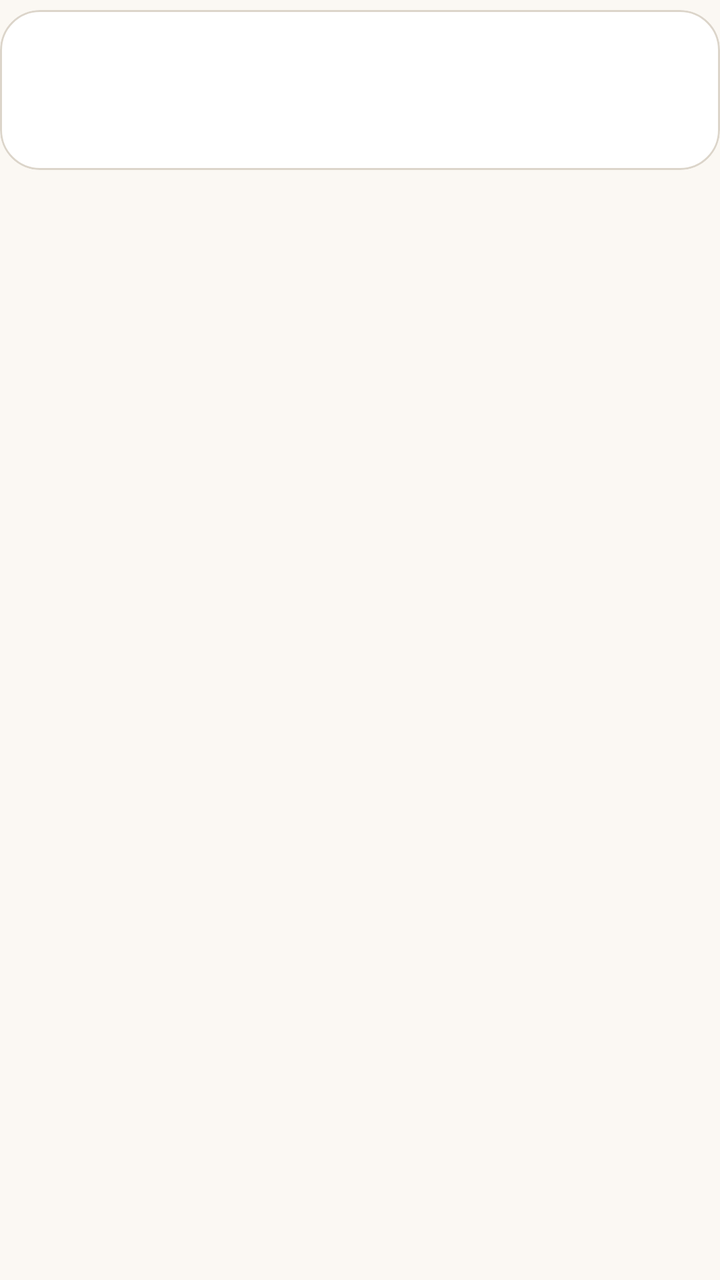
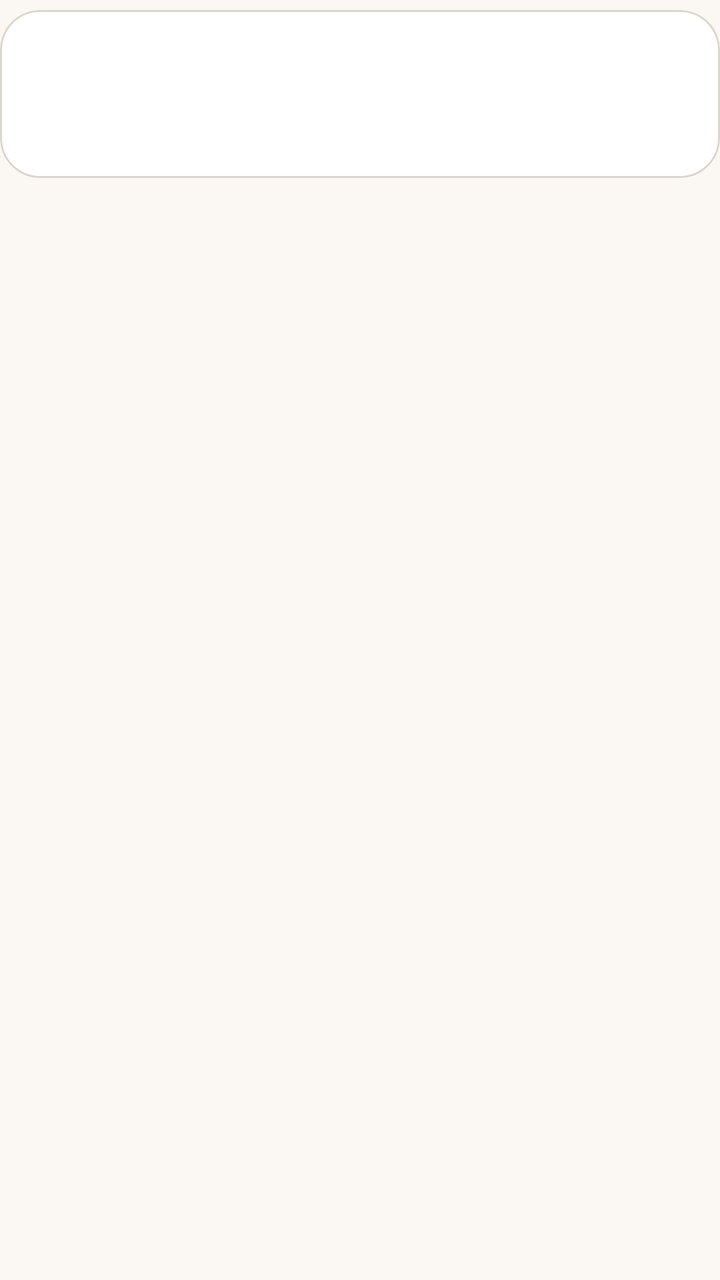

Before-and-after screenshots of an Android layout around one commit, followed by the original layout XML and the change that was made.
<!-- AndroidManifest.xml: application theme Theme.Merks -->
<!-- res/layout/item_entry.xml -->
<?xml version="1.0" encoding="utf-8"?>
<FrameLayout xmlns:android="http://schemas.android.com/apk/res/android"
    xmlns:app="http://schemas.android.com/apk/res-auto"
    android:layout_width="match_parent"
    android:layout_height="wrap_content"
    android:paddingVertical="5dp">

    <com.google.android.material.card.MaterialCardView
        android:id="@+id/card"
        style="@style/Widget.Material3.CardView.Filled"
        android:layout_width="match_parent"
        android:layout_height="wrap_content"
        app:cardBackgroundColor="?attr/colorSurfaceContainerLowest"
        app:cardCornerRadius="20dp"
        app:strokeColor="?attr/colorOutlineVariant"
        app:strokeWidth="1dp">

        <LinearLayout
            android:layout_width="match_parent"
            android:layout_height="wrap_content"
            android:gravity="center_vertical"
            android:minHeight="80dp"
            android:orientation="horizontal"
            android:padding="14dp">

            <ImageView
                android:id="@+id/badge"
                android:layout_width="48dp"
                android:layout_height="48dp"
                android:background="@drawable/badge_bg"
                android:importantForAccessibility="no"
                android:padding="12dp" />

            <LinearLayout
                android:layout_width="0dp"
                android:layout_height="wrap_content"
                android:layout_marginStart="14dp"
                android:layout_weight="1"
                android:orientation="vertical">

                <TextView
                    android:id="@+id/title"
                    android:layout_width="match_parent"
                    android:layout_height="wrap_content"
                    android:ellipsize="end"
                    android:maxLines="2"
                    android:textAppearance="?attr/textAppearanceTitleMedium"
                    android:textColor="?attr/colorOnSurface" />

                <TextView
                    android:id="@+id/sub"
                    android:layout_width="match_parent"
                    android:layout_height="wrap_content"
                    android:layout_marginTop="2dp"
                    android:textAppearance="?attr/textAppearanceBodyMedium"
                    android:textColor="?attr/colorOnSurfaceVariant" />
            </LinearLayout>
        </LinearLayout>
    </com.google.android.material.card.MaterialCardView>
</FrameLayout>
<!-- resources referenced by this layout -->
<resources>
  <!-- drawable badge_bg (drawable) -->
  <?xml version="1.0" encoding="utf-8"?>
  <shape xmlns:android="http://schemas.android.com/apk/res/android"
      android:shape="rectangle">
      <solid android:color="#FFFFFF" />
      <corners android:radius="14dp" />
  </shape>
  <color name="m_primary">#0D7A6F</color>
  <color name="m_on_primary">#FFFFFF</color>
  <color name="m_primary_container">#C6EDE7</color>
  <color name="m_on_primary_container">#00332D</color>
  <color name="m_secondary">#8A5A00</color>
  <color name="m_on_secondary">#FFFFFF</color>
  <color name="m_secondary_container">#FFE2B6</color>
  <color name="m_on_secondary_container">#2C1A00</color>
  <color name="m_background">#FBF8F3</color>
  <color name="m_on_background">#1C1B19</color>
  <color name="m_surface">#FBF8F3</color>
  <color name="m_on_surface">#1C1B19</color>
  <color name="m_surface_variant">#ECE6DC</color>
  <color name="m_on_surface_variant">#55524C</color>
  <color name="m_surface_container_lowest">#FFFFFF</color>
  <color name="m_surface_container_low">#F5F1EA</color>
  <color name="m_surface_container">#F0EBE3</color>
  <color name="m_surface_container_high">#EAE5DC</color>
  <color name="m_surface_container_highest">#E4DED5</color>
  <color name="m_outline">#7E7A72</color>
  <color name="m_outline_variant">#DCD5CA</color>
  <color name="m_error">#B3261E</color>
  <color name="m_on_error">#FFFFFF</color>
  <color name="m_inverse_surface">#31302D</color>
  <color name="m_inverse_on_surface">#F4F0EA</color>
  <color name="m_inverse_primary">#7FD8CB</color>
  <style name="TextAppearance.Merks.BodyLarge" parent="TextAppearance.Material3.BodyLarge">
          <item name="android:fontFamily">@font/nunito</item>
          <item name="fontFamily">@font/nunito</item>
          <item name="android:textSize">18sp</item>
      </style>
  <style name="TextAppearance.Merks.HeadlineMedium" parent="TextAppearance.Material3.HeadlineMedium">
          <item name="android:fontFamily">@font/nunito_extrabold</item>
          <item name="fontFamily">@font/nunito_extrabold</item>
      </style>
  <style name="TextAppearance.Merks.HeadlineSmall" parent="TextAppearance.Material3.HeadlineSmall">
          <item name="android:fontFamily">@font/nunito_extrabold</item>
          <item name="fontFamily">@font/nunito_extrabold</item>
      </style>
  <style name="TextAppearance.Merks.TitleSmall" parent="TextAppearance.Material3.TitleSmall">
          <item name="android:fontFamily">@font/nunito_bold</item>
          <item name="fontFamily">@font/nunito_bold</item>
          <item name="android:textSize">15sp</item>
      </style>
  <style name="TextAppearance.Merks.BodyMedium" parent="TextAppearance.Material3.BodyMedium">
          <item name="android:fontFamily">@font/nunito</item>
          <item name="fontFamily">@font/nunito</item>
          <item name="android:textSize">16sp</item>
      </style>
  <style name="TextAppearance.Merks.BodySmall" parent="TextAppearance.Material3.BodySmall">
          <item name="android:fontFamily">@font/nunito</item>
          <item name="fontFamily">@font/nunito</item>
          <item name="android:textSize">14sp</item>
      </style>
  <style name="TextAppearance.Merks.LabelLarge" parent="TextAppearance.Material3.LabelLarge">
          <item name="android:fontFamily">@font/nunito_bold</item>
          <item name="fontFamily">@font/nunito_bold</item>
          <item name="android:textSize">17sp</item>
      </style>
  <style name="TextAppearance.Merks.LabelMedium" parent="TextAppearance.Material3.LabelMedium">
          <item name="android:fontFamily">@font/nunito_semibold</item>
          <item name="fontFamily">@font/nunito_semibold</item>
      </style>
  <style name="TextAppearance.Merks.LabelSmall" parent="TextAppearance.Material3.LabelSmall">
          <item name="android:fontFamily">@font/nunito_semibold</item>
          <item name="fontFamily">@font/nunito_semibold</item>
      </style>
  <!-- unchanged entries left out for length: 3 -->
</resources>

<!-- the commit's change to res/layout/item_entry.xml (unified diff, before → after) -->
@@ -18,18 +18,59 @@
         <LinearLayout
             android:layout_width="match_parent"
             android:layout_height="wrap_content"
+            android:baselineAligned="false"
             android:gravity="center_vertical"
             android:minHeight="80dp"
             android:orientation="horizontal"
             android:padding="14dp">
 
-            <ImageView
+            
+            <FrameLayout
                 android:id="@+id/badge"
-                android:layout_width="48dp"
-                android:layout_height="48dp"
+                android:layout_width="wrap_content"
+                android:layout_height="wrap_content"
                 android:background="@drawable/badge_bg"
-                android:importantForAccessibility="no"
-                android:padding="12dp" />
+                android:importantForAccessibility="noHideDescendants"
+                android:minWidth="56dp"
+                android:minHeight="56dp">
+
+                <ImageView
+                    android:id="@+id/badge_icon"
+                    android:layout_width="26dp"
+                    android:layout_height="26dp"
+                    android:layout_gravity="center"
+                    android:importantForAccessibility="no" />
+
+                <LinearLayout
+                    android:id="@+id/badge_date"
+                    android:layout_width="wrap_content"
+                    android:layout_height="wrap_content"
+                    android:layout_gravity="center"
+                    android:gravity="center_horizontal"
+                    android:orientation="vertical"
+                    android:paddingHorizontal="8dp"
+                    android:paddingVertical="5dp"
+                    android:visibility="gone">
+
+                    <TextView
+                        android:id="@+id/badge_day"
+                        android:layout_width="wrap_content"
+                        android:layout_height="wrap_content"
+                        android:fontFamily="@font/nunito_extrabold"
+                        android:includeFontPadding="false"
+                        android:maxLines="1"
+                        android:textSize="22sp" />
+
+                    <TextView
+                        android:id="@+id/badge_month"
+                        android:layout_width="wrap_content"
+                        android:layout_height="wrap_content"
+                        android:fontFamily="@font/nunito_bold"
+                        android:includeFontPadding="false"
+                        android:maxLines="1"
+                        android:textSize="13sp" />
+                </LinearLayout>
+            </FrameLayout>
 
             <LinearLayout
                 android:layout_width="0dp"
